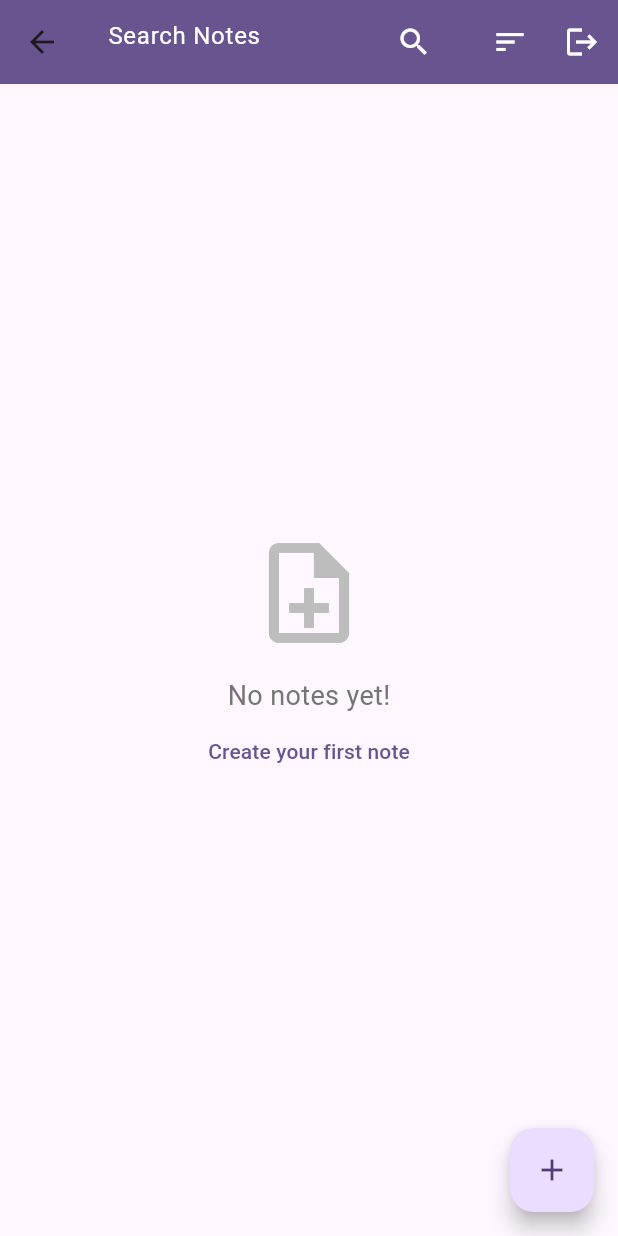
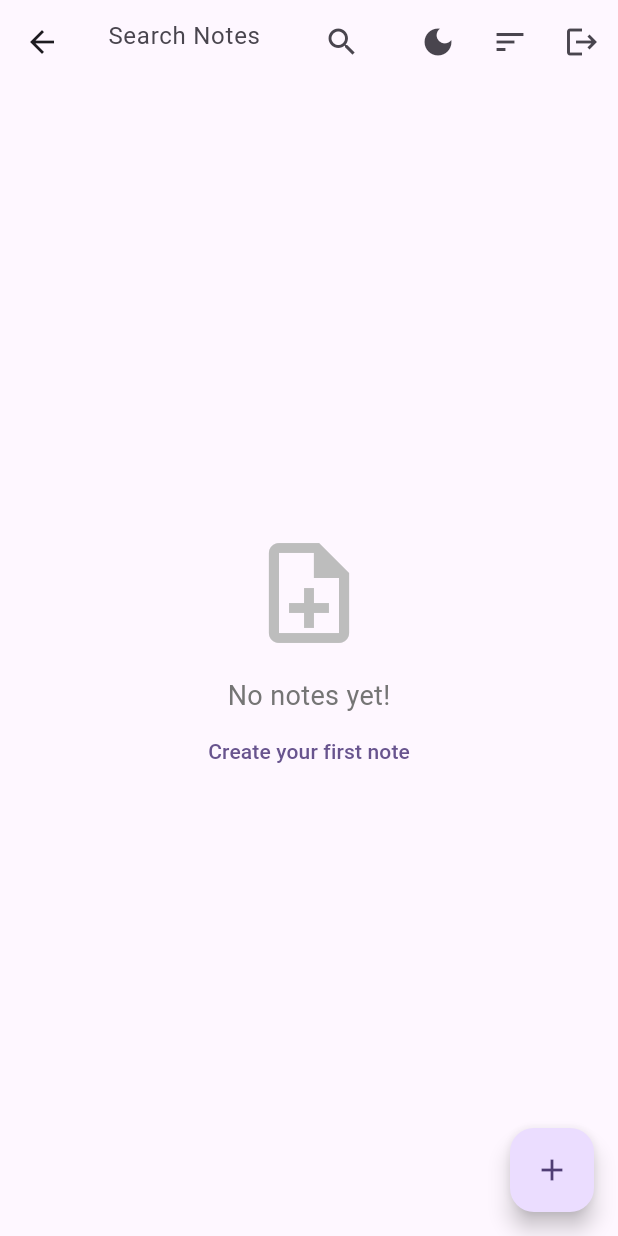
Before and after one commit to abhaysingh-10/DraftStack-Flutter, a Flutter app: the NoteScreen screen opened by its route, on a phone screen of 412 x 824 dp. Run offline on Flutter 3.47's test engine with Material 3 defaults, Android fonts, the phone set to English and light mode, and no system bars; our stand-ins replace dio, flutter_secure_storage, flutter_slidable; accounts and stored records are empty; network calls fail.

Commit message:
Dark Mode Feature Added

```diff
--- a/lib/screens/note_screen.dart
+++ b/lib/screens/note_screen.dart
@@ -1,4 +1,5 @@
 import 'package:flutter/material.dart';
+import 'package:notes_app/main.dart';
 import 'package:notes_app/models/note_model.dart';
 import 'package:notes_app/screens/note_detail_screen.dart';
 import 'package:notes_app/services/api_services.dart';
@@ -142,9 +143,25 @@ class _NoteScreenState extends State<NoteScreen> {
     return Scaffold(
       appBar: AppBar(
         actions: [
+          // Dark Mode
+          IconButton(
+            onPressed: () {
+              themeNotifier.value = themeNotifier.value == ThemeMode.light
+                  ? ThemeMode.dark
+                  : ThemeMode.light;
+            },
+            icon: Icon(
+              themeNotifier.value == ThemeMode.light
+                  ? Icons.dark_mode
+                  : Icons.light_mode,
+            ),
+          ),
+
           //popup Menu Button
           PopupMenuButton<String>(
-                icon: Icon(Icons.sort, color: Colors.white),
+              icon: Icon(
+                Icons.sort,
+              ),
               onSelected: (String value) {
                 setState(() {
                   _sortBy = value;
@@ -177,23 +194,19 @@ class _NoteScreenState extends State<NoteScreen> {
             },
             icon: Icon(
               Icons.logout,
-                color: Colors.white,
             ),
           ),
         ],
         title: TextField(
             controller: _searchController,
-              style: TextStyle(color: Colors.white),
-              cursorColor: Colors.white,
             decoration: InputDecoration(
               hintText: "Search Notes",
-                hintStyle: TextStyle(color: Colors.white),
+              hintStyle: TextStyle(),
               border: InputBorder.none,
               suffixIcon: _searchQuery.isNotEmpty
                   ? IconButton(
                       icon: Icon(
                         Icons.clear,
-                          color: Colors.white,
                       ),
                       onPressed: () {
                         _searchController.clear();
@@ -205,7 +218,6 @@ class _NoteScreenState extends State<NoteScreen> {
                     )
                   : Icon(
                       Icons.search,
-                        color: Colors.white,
                     ),
             ),
             onChanged: (value) {
@@ -225,7 +237,7 @@ class _NoteScreenState extends State<NoteScreen> {
 
               ;
             }),
-          backgroundColor: Theme.of(context).colorScheme.primary),
+      ),
       body: _isLoading
           ? Center(child: CircularProgressIndicator())
           : _notes.isEmpty
```
Also changed, not shown: lib/main.dart (+10 -0 lines). Lines whose indentation alone changed are shown as unchanged.
